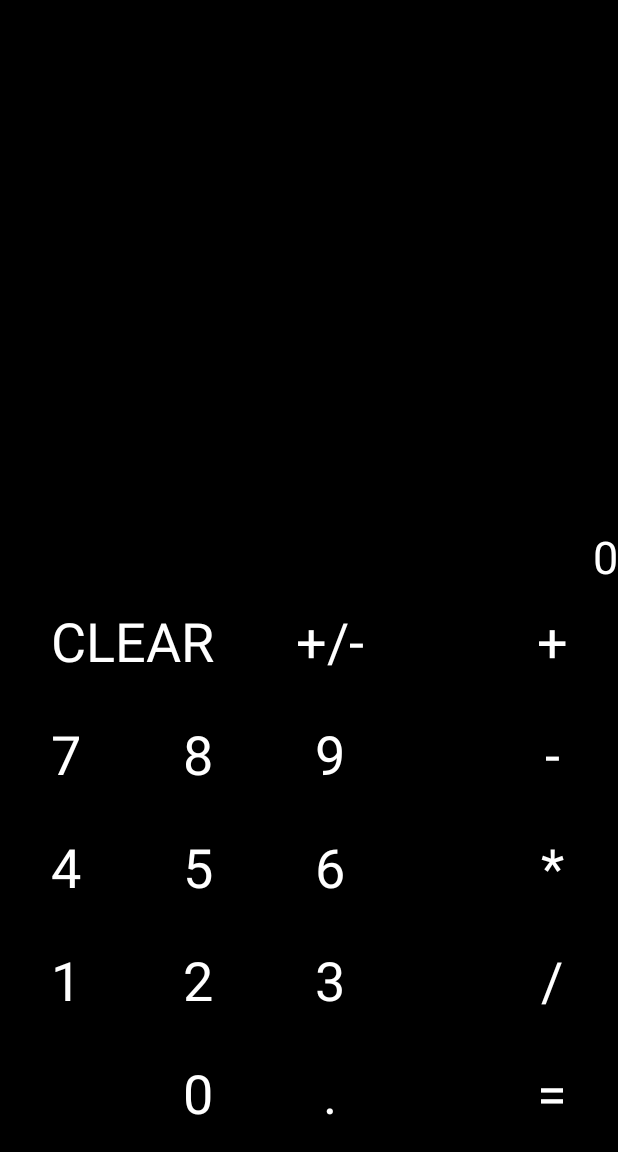
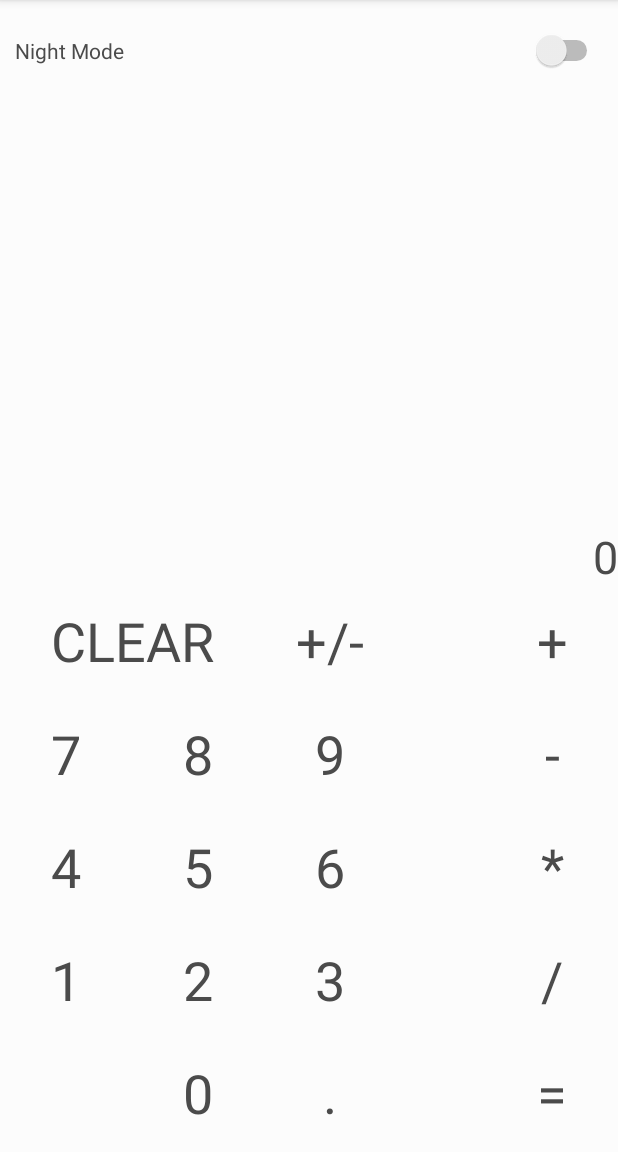
Before and after one commit to vincentcote87/simpleAndroidCalc, an Android app: the screen it shows after launch (MainActivity), on a phone screen of 412 x 824 dp, the part 84-1236 px from its top. Run offline under Robolectric (Android 15) with nearby library versions, the phone set to English and light mode, and no system bars.

Commit message:
Added night mode

```diff
--- a/MyApplication/app/src/main/java/com/example/vincent/calculator/MainActivity.java
+++ b/MyApplication/app/src/main/java/com/example/vincent/calculator/MainActivity.java
@@ -1,9 +1,13 @@
 package com.example.vincent.calculator;
 
+import android.content.Intent;
 import android.support.v7.app.AppCompatActivity;
 import android.os.Bundle;
+import android.support.v7.app.AppCompatDelegate;
 import android.view.View;
 import android.widget.Button;
+import android.widget.CompoundButton;
+import android.widget.Switch;
 import android.widget.TextView;
 
 public class MainActivity extends AppCompatActivity {
@@ -16,13 +20,36 @@ public class MainActivity extends AppCompatActivity {
     private double y = Double.NaN;
     private String operand = null;
     private String inputVal;
+    private Switch themeSwitch;
 
     @Override
     protected void onCreate(Bundle savedInstanceState) {
+        if(AppCompatDelegate.getDefaultNightMode() == AppCompatDelegate.MODE_NIGHT_YES) {
+            setTheme(R.style.DarkTheme);
+        }
+        else setTheme(R.style.AppTheme);
         super.onCreate(savedInstanceState);
         setContentView(R.layout.activity_main);
 
         setupUIViews();
+
+        themeSwitch = (Switch)findViewById(R.id.themeSwitch);
+        if(AppCompatDelegate.getDefaultNightMode() == AppCompatDelegate.MODE_NIGHT_YES) {
+            themeSwitch.setChecked(true);
+        }
+        themeSwitch.setOnCheckedChangeListener(new CompoundButton.OnCheckedChangeListener() {
+            @Override
+            public void onCheckedChanged(CompoundButton buttonVie, boolean isChecked) {
+                if(isChecked) {
+                    AppCompatDelegate.setDefaultNightMode(AppCompatDelegate.MODE_NIGHT_YES);
+                    restartApp();
+                }
+                else {
+                    AppCompatDelegate.setDefaultNightMode(AppCompatDelegate.MODE_NIGHT_NO);
+                    restartApp();
+                }
+            }
+        });
 
         zero.setOnClickListener(new View.OnClickListener() {
             public void onClick(View v) {
@@ -177,18 +204,12 @@ public class MainActivity extends AppCompatActivity {
                     operand = null;
                     input.setText("");
                 }
-//                x = 0;
-//                y = 0;
-//                inputVal = null;
-//                operand = null;
-//                input.setText("");
             }
         });
 
         clear.setOnClickListener(new View.OnClickListener() {
             public void onClick(View v) {
                 input.setText("");
-//                opView.setText("");
                 answer.setText("0");
                 x = 0;
                 y = 0;
@@ -197,6 +218,12 @@ public class MainActivity extends AppCompatActivity {
             }
         });
 
+    }
+
+    public void restartApp() {
+        Intent i = new Intent(getApplicationContext(), MainActivity.class);
+        startActivity(i);
+        finish();
     }
 
     private void setupUIViews() {
@@ -219,7 +246,7 @@ public class MainActivity extends AppCompatActivity {
         dec = (Button)findViewById(R.id.btnDecimal);
         plusMinus = (Button)findViewById(R.id.btnSign);
 
-        input = (TextView)findViewById(R.id.inputText);
+        input = (TextView)findViewById(R.id.operandText);
 //        opView = (TextView)findViewById(R.id.operation);
         answer = (TextView)findViewById(R.id.answer);
     }
--- a/MyApplication/app/src/main/res/layout/activity_main.xml
+++ b/MyApplication/app/src/main/res/layout/activity_main.xml
@@ -4,7 +4,7 @@
     xmlns:tools="http://schemas.android.com/tools"
     android:layout_width="match_parent"
     android:layout_height="match_parent"
-    android:background="@android:color/black"
+    android:background="?attr/backgroundColour"
     tools:context="com.example.vincent.calculator.MainActivity"
     tools:layout_editor_absoluteX="0dp"
     tools:layout_editor_absoluteY="81dp">
@@ -20,7 +20,7 @@
         android:fontFamily="sans-serif"
         android:includeFontPadding="false"
         android:text="@string/btn9"
-        android:textColor="@android:color/white"
+        android:textColor="?attr/textColour"
         android:textSize="36sp" />
 
     <Button
@@ -34,7 +34,7 @@
         android:fontFamily="sans-serif"
         android:includeFontPadding="false"
         android:text="@string/btn8"
-        android:textColor="@android:color/white"
+        android:textColor="?attr/textColour"
         android:textSize="36sp" />
 
     <Button
@@ -48,7 +48,7 @@
         android:fontFamily="sans-serif"
         android:includeFontPadding="false"
         android:text="@string/btn7"
-        android:textColor="@android:color/white"
+        android:textColor="?attr/textColour"
         android:textSize="36sp" />
 
     <Button
@@ -62,7 +62,7 @@
         android:fontFamily="sans-serif"
         android:includeFontPadding="false"
         android:text="@string/btn6"
-        android:textColor="@android:color/white"
+        android:textColor="?attr/textColour"
         android:textSize="36sp" />
 
     <Button
@@ -76,7 +76,7 @@
         android:fontFamily="sans-serif"
         android:includeFontPadding="false"
         android:text="@string/btn5"
-        android:textColor="@android:color/white"
+        android:textColor="?attr/textColour"
         android:textSize="36sp" />
 
     <Button
@@ -90,7 +90,7 @@
         android:fontFamily="sans-serif"
         android:includeFontPadding="false"
         android:text="@string/btn4"
-        android:textColor="@android:color/white"
+        android:textColor="?attr/textColour"
         android:textSize="36sp" />
 
     <Button
@@ -104,7 +104,7 @@
         android:fontFamily="sans-serif"
         android:includeFontPadding="false"
         android:text="@string/btn3"
-        android:textColor="@android:color/white"
+        android:textColor="?attr/textColour"
         android:textSize="36sp" />
 
     <Button
@@ -118,7 +118,7 @@
         android:fontFamily="sans-serif"
         android:includeFontPadding="false"
         android:text="@string/btn2"
-        android:textColor="@android:color/white"
+        android:textColor="?attr/textColour"
         android:textSize="36sp" />
 
     <Button
@@ -132,7 +132,7 @@
         android:fontFamily="sans-serif"
         android:includeFontPadding="false"
         android:text="@string/btn1"
-        android:textColor="@android:color/white"
+        android:textColor="?attr/textColour"
         android:textSize="36sp" />
     <!--android:layout_alignBaseline="@+id/btn2"-->
 
@@ -146,7 +146,7 @@
         android:fontFamily="sans-serif"
         android:includeFontPadding="false"
         android:text="@string/btn0"
-        android:textColor="@android:color/white"
+        android:textColor="?attr/textColour"
         android:textSize="36sp"
         android:layout_toRightOf="@+id/btn1"
         android:layout_toEndOf="@+id/btn1" />
@@ -162,7 +162,7 @@
         android:fontFamily="sans-serif"
         android:includeFontPadding="false"
         android:text="@string/btnDec"
-        android:textColor="@android:color/white"
+        android:textColor="?attr/textColour"
         android:textSize="36sp" />
 
     <Button
@@ -176,7 +176,7 @@
         android:fontFamily="sans-serif"
         android:includeFontPadding="false"
         android:text="@string/btnAdd"
-        android:textColor="@android:color/white"
+        android:textColor="?attr/textColour"
         android:textSize="36sp" />
 
     <Button
@@ -190,7 +190,7 @@
         android:fontFamily="sans-serif"
         android:includeFontPadding="false"
         android:text="@string/btnSub"
-        android:textColor="@android:color/white"
+        android:textColor="?attr/textColour"
         android:textSize="36sp" />
 
     <Button
@@ -204,7 +204,7 @@
         android:fontFamily="sans-serif"
         android:includeFontPadding="false"
         android:text="@string/btnMult"
-        android:textColor="@android:color/white"
+        android:textColor="?attr/textColour"
         android:textSize="36sp" />
 
     <Button
@@ -218,7 +218,7 @@
         android:fontFamily="sans-serif"
         android:includeFontPadding="false"
         android:text="@string/btnDiv"
-        android:textColor="@android:color/white"
+        android:textColor="?attr/textColour"
         android:textSize="36sp" />
 
     <Button
@@ -234,7 +234,7 @@
         android:fontFamily="sans-serif"
         android:includeFontPadding="false"
         android:text="@string/btnClr"
-        android:textColor="@android:color/white"
+        android:textColor="?attr/textColour"
         android:textSize="36sp" />
 
     <Button
@@ -248,7 +248,7 @@
         android:fontFamily="sans-serif"
         android:includeFontPadding="false"
         android:text="@string/btnSign"
-        android:textColor="@android:color/white"
+        android:textColor="?attr/textColour"
         android:textSize="36sp" />
 
     <Button
@@ -262,16 +262,15 @@
         android:fontFamily="sans-serif"
         android:includeFontPadding="false"
         android:text="@string/btnEqual"
-        android:textColor="@android:color/white"
+        android:textColor="?attr/textColour"
         android:textSize="36sp" />
 
     <TextView
-        android:id="@+id/inputText"
+        android:id="@+id/operandText"
         android:layout_width="match_parent"
         android:layout_height="wrap_content"
-        android:background="#000000"
         android:gravity="right"
-        android:textColor="@android:color/white"
+        android:textColor="?attr/textColour"
         android:textSize="30sp"
         android:layout_above="@+id/answer"
         android:layout_alignParentLeft="true"
@@ -286,7 +285,21 @@
         android:layout_alignParentRight="true"
         android:gravity="right"
         android:text="0"
-        android:textColor="@android:color/white"
+        android:textColor="?attr/textColour"
         android:textSize="30sp" />
 
+    <Switch
+        android:id="@+id/themeSwitch"
+        android:layout_width="match_parent"
+        android:layout_height="wrap_content"
+        android:layout_alignParentLeft="true"
+        android:layout_alignParentTop="true"
+        android:text="@string/theme"
+        android:layout_marginLeft="10dp"
+        android:layout_marginRight="10dp"
+        android:layout_marginTop="20dp"
+        android:layout_toRightOf="@+id/btnClr"
+        android:layout_toEndOf="@+id/btnClr"
+        android:textColor="?attr/textColour"/>
+
 </RelativeLayout>
--- a/MyApplication/app/src/main/res/values/strings.xml
+++ b/MyApplication/app/src/main/res/values/strings.xml
@@ -18,4 +18,5 @@
     <string name="btnSign">+/-</string>
     <string name="btnClr">Clear</string>
     <string name="btnEqual">=</string>
+    <string name="theme">Night Mode</string>
 </resources>
--- a/MyApplication/app/src/main/res/values/styles.xml
+++ b/MyApplication/app/src/main/res/values/styles.xml
@@ -1,11 +1,30 @@
 <resources>
 
     <!-- Base application theme. -->
+    <!-- Light theme -->
     <style name="AppTheme" parent="Theme.AppCompat.Light.DarkActionBar">
         <!-- Customize your theme here. -->
         <item name="colorPrimary">@color/colorPrimary</item>
         <item name="colorPrimaryDark">@color/colorPrimaryDark</item>
         <item name="colorAccent">@color/colorAccent</item>
+        <item name="backgroundColour">#fcfcfc</item>
+        <item name="textColour">#4b4b4b</item>
+        <item name="btn">#fcfcfc</item>
+        <item name="textBoxColour">#fcfcfc</item>
+        <item name="tintColour">#fcfcfc</item>
     </style>
 
+    <!-- Base application theme. -->
+    <!-- Dark theme -->
+    <style name="DarkTheme" parent="Theme.AppCompat.Light.DarkActionBar">
+        <!-- Customize your theme here. -->
+        <item name="colorPrimary">#4b4b4b</item>
+        <item name="colorPrimaryDark">#000000</item>
+        <item name="colorAccent">@color/colorAccent</item>
+        <item name="backgroundColour">#4b4b4b</item>
+        <item name="textColour">#fcfcfc</item>
+        <item name="btn">#4b4b4b</item>
+        <item name="textBoxColour">#4b4b4b</item>
+        <item name="tintColour">#4b4b4b</item>
+    </style>
 </resources>
--- /dev/null
+++ b/MyApplication/app/src/main/res/values/themeAttr.xml
@@ -0,0 +1,10 @@
+<?xml version="1.0" encoding="utf-8"?>
+<resources>
+    <declare-styleable name="ds">
+        <attr name="backgroundColour" format="color"/>
+        <attr name="textColour" format="color"/>
+        <attr name="btn" format="color"/>
+        <attr name="textBoxColour" format="color"/>
+        <attr name="tintColour" format="color"/>
+    </declare-styleable>
+</resources>
```
